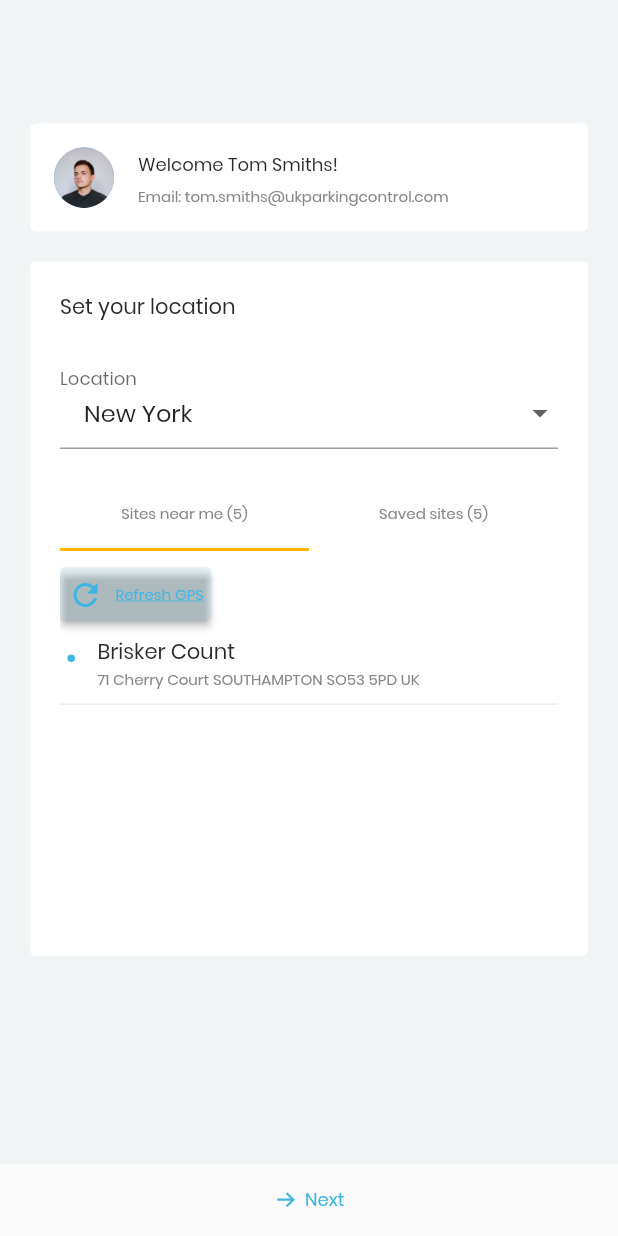
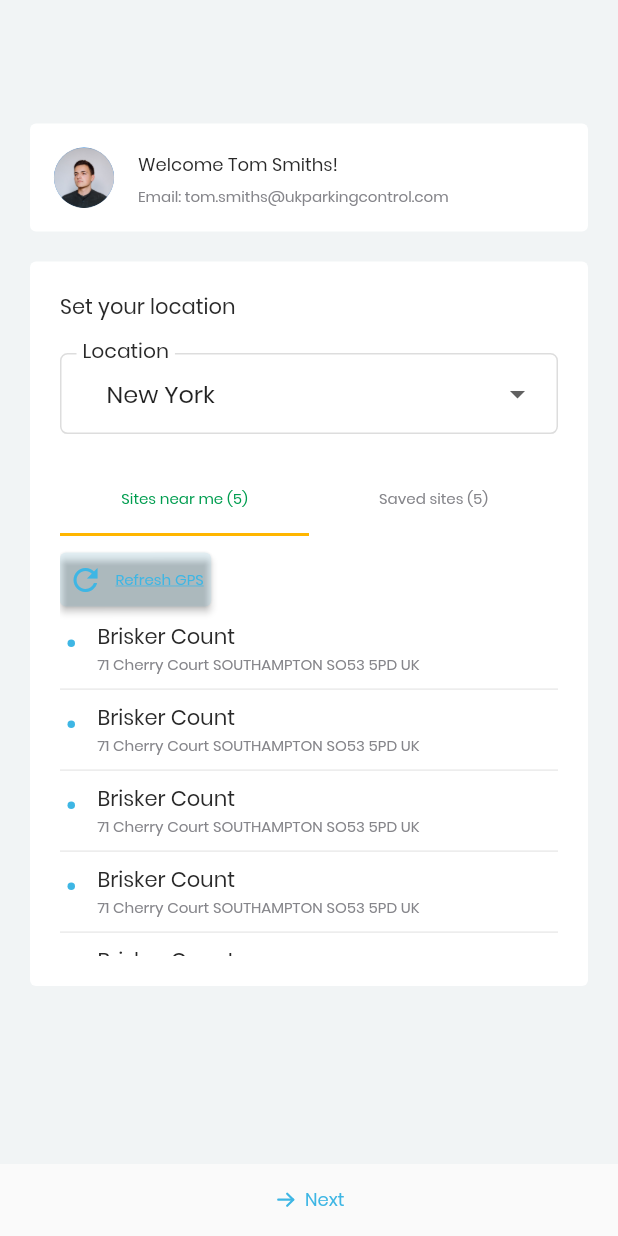
Before and after one commit to HaMinhThien-IT/iWarden, a Flutter app: the LocationScreen screen opened by its route, on a phone screen of 412 x 824 dp. Run offline on Flutter 3.47's test engine with Material 2 defaults, Android fonts, the phone set to English and light mode, and no system bars; our stand-ins replace carousel_slider, dropdown_button2, flutter_svg, image_picker, timeago; network calls fail.

Commit message:
fix mau roi dei nha a

```diff
--- a/lib/screens/HomeOverview.dart
+++ b/lib/screens/HomeOverview.dart
@@ -33,7 +33,7 @@ class HomeOverview extends StatelessWidget {
             CardHome(
               width: width,
               assetIcon: "assets/svg/IconFirstSeen.svg",
-              backgroundIcon: ColorTheme.lightPrimary,
+              backgroundIcon: ColorTheme.lighterPrimary,
               title: "First seen",
               desc:
                   "First seen list description First seen list description description",
--- a/lib/theme/color.dart
+++ b/lib/theme/color.dart
@@ -10,17 +10,17 @@ class ColorTheme {
   static const grey300 = Color(0xFFDDDDDD);
   static const grey400 = Color(0xFFC5C5C5);
   static const grey600 = Color(0xFF85858A);
+  static const textPrimary = Color(0xFF292929);
   static final primary = _primary;
+  static const darkPrimary = Color(0xFF1A2B6D);
+  static const darkerPrimary = Color(0xFF051C2C);
+  static final lighterPrimary = _primary.withOpacity(0.1);
   static final secondary = _secondary;
   static final lightSecondary = _secondary.withOpacity(0.1);
   static final lighterSecondary = _secondary.withOpacity(0.1);
   static final danger = _danger;
   static final lightDanger = _danger.withOpacity(0.1);
   static const success = Color(0xFF009D4F);
-  static final darkPrimary = _primary.withOpacity(1);
-  static final lightPrimary = _primary.withOpacity(0.1);
-  static final lighterPrimary = _primary.withOpacity(0.1);
-  static const textPrimary = Color(0xFF292929);
   static const boxShadow = Color.fromRGBO(0, 0, 0, 0.1);
   static const boxShadow2 = Color.fromRGBO(0, 0, 0, 0.7);
   static const background = Color.fromRGBO(5, 28, 44, 1);
--- a/lib/widgets/drawer/ItemMenuWidget.dart
+++ b/lib/widgets/drawer/ItemMenuWidget.dart
@@ -23,7 +23,7 @@ class ItemMenuWidget extends StatelessWidget {
       margin: const EdgeInsets.only(bottom: 8),
       decoration: BoxDecoration(
         color: activeRoute()
-            ? ColorTheme.lightPrimary
+            ? ColorTheme.lighterPrimary
             : itemMenu.title == "Check out"
                 ? ColorTheme.grey200
                 : Colors.transparent,
--- /dev/null
+++ b/lib/widgets/location/SiteItem.dart
@@ -0,0 +1,49 @@
+import 'package:flutter/material.dart';
+import 'package:iWarden/models/Site.dart';
+import 'package:iWarden/theme/color.dart';
+import 'package:iWarden/theme/textTheme.dart';
+
+class SiteItem extends StatelessWidget {
+  final Site siteItem;
+  const SiteItem({required this.siteItem, super.key});
+
+  @override
+  Widget build(BuildContext context) {
+    return ListTile(
+      onTap: () {},
+      visualDensity: const VisualDensity(
+        horizontal: 0,
+        vertical: -4,
+      ),
+      dense: true,
+      contentPadding: const EdgeInsets.symmetric(
+        horizontal: 5,
+        vertical: 0,
+      ),
+      leading: Container(
+        width: 5,
+        height: 5,
+        decoration: BoxDecoration(
+          borderRadius: BorderRadius.circular(100),
+          color: ColorTheme.primary,
+        ),
+      ),
+      horizontalTitleGap: -20,
+      title: Text(
+        siteItem.siteName,
+        style: CustomTextStyle.body1.copyWith(
+          color: ColorTheme.textPrimary,
+        ),
+        overflow: TextOverflow.ellipsis,
+      ),
+      subtitle: Text(
+        siteItem.address,
+        style: CustomTextStyle.chart.copyWith(
+          color: ColorTheme.grey600,
+        ),
+        overflow: TextOverflow.ellipsis,
+        maxLines: 2,
+      ),
+    );
+  }
+}
--- a/lib/widgets/location/TabbarItem.dart
+++ b/lib/widgets/location/TabbarItem.dart
@@ -2,6 +2,7 @@ import 'package:flutter/material.dart';
 import 'package:iWarden/models/Site.dart';
 import 'package:iWarden/theme/color.dart';
 import 'package:iWarden/theme/textTheme.dart';
+import 'package:iWarden/widgets/location/SiteItem.dart';
 
 class TabbarItem extends StatefulWidget {
   final List<Site> sites;
@@ -12,20 +13,30 @@ class TabbarItem extends StatefulWidget {
 }
 
 class _TabbarItemState extends State<TabbarItem> {
+  int currentIndexTab = 0;
+
   @override
   Widget build(BuildContext context) {
     return DefaultTabController(
       length: 2,
+      initialIndex: currentIndexTab,
       child: Column(
         children: <Widget>[
           SizedBox(
             child: TabBar(
+              onTap: (index) {
+                setState(() {
+                  currentIndexTab = index;
+                });
+              },
               tabs: [
                 Tab(
                   child: Text(
                     'Sites near me (${widget.sites.length})',
                     style: CustomTextStyle.caption.copyWith(
-                      color: ColorTheme.grey600,
+                      color: currentIndexTab == 0
+                          ? ColorTheme.success
+                          : ColorTheme.grey600,
                     ),
                   ),
                 ),
@@ -33,7 +44,9 @@ class _TabbarItemState extends State<TabbarItem> {
                   child: Text(
                     'Saved sites (5)',
                     style: CustomTextStyle.caption.copyWith(
-                      color: ColorTheme.grey600,
+                      color: currentIndexTab == 1
+                          ? ColorTheme.success
+                          : ColorTheme.grey600,
                     ),
                   ),
                 ),
@@ -41,7 +54,7 @@ class _TabbarItemState extends State<TabbarItem> {
             ),
           ),
           SizedBox(
-            height: 250,
+            height: 280,
             child: TabBarView(
               children: [
                 Column(
@@ -76,48 +89,19 @@ class _TabbarItemState extends State<TabbarItem> {
                         color: ColorTheme.primary,
                       ),
                     ),
-                    Column(
-                      children: [
-                        ListTile(
-                          onTap: () {},
-                          visualDensity: const VisualDensity(
-                            horizontal: 0,
-                            vertical: -4,
-                          ),
-                          dense: true,
-                          contentPadding: const EdgeInsets.symmetric(
-                            horizontal: 5,
-                            vertical: 0,
-                          ),
-                          leading: Container(
-                            width: 5,
-                            height: 5,
-                            decoration: BoxDecoration(
-                              borderRadius: BorderRadius.circular(100),
-                              color: ColorTheme.primary,
+                    Expanded(
+                      child: ListView.builder(
+                        scrollDirection: Axis.vertical,
+                        itemBuilder: (_, i) => Column(
+                          children: [
+                            SiteItem(siteItem: widget.sites[i]),
+                            const Divider(
+                              height: 10,
                             ),
-                          ),
-                          horizontalTitleGap: -20,
-                          title: Text(
-                            'Brisker Count',
-                            style: CustomTextStyle.body1.copyWith(
-                              color: ColorTheme.textPrimary,
-                            ),
-                            overflow: TextOverflow.ellipsis,
-                          ),
-                          subtitle: Text(
-                            '71 Cherry Court SOUTHAMPTON SO53 5PD UK',
-                            style: CustomTextStyle.chart.copyWith(
-                              color: ColorTheme.grey600,
-                            ),
-                            overflow: TextOverflow.ellipsis,
-                            maxLines: 2,
-                          ),
+                          ],
                         ),
-                        const Divider(
-                          height: 10,
-                        ),
-                      ],
+                        itemCount: widget.sites.length,
+                      ),
                     ),
                   ],
                 ),
--- a/pubspec.yaml
+++ b/pubspec.yaml
@@ -44,6 +44,7 @@ dependencies:
 dev_dependencies:
   flutter_test:
     sdk: flutter
+  flutter_hooks: ^0.18.5+1
 
   # The "flutter_lints" package below contains a set of recommended lints to
   # encourage good coding practices. The lint set provided by the package is
```
Also changed, not shown: lib/theme/theme.dart (+38 -5 lines).
